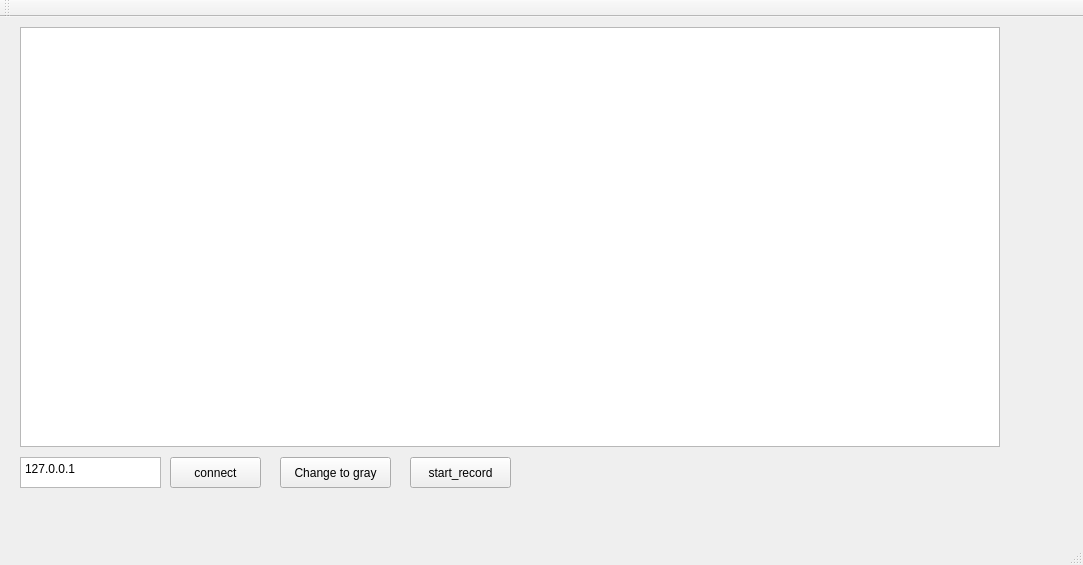
Qt form web_gui/qt-test/mainwindow.ui (dg-w36/C-UNIX2018-project) before a commit.
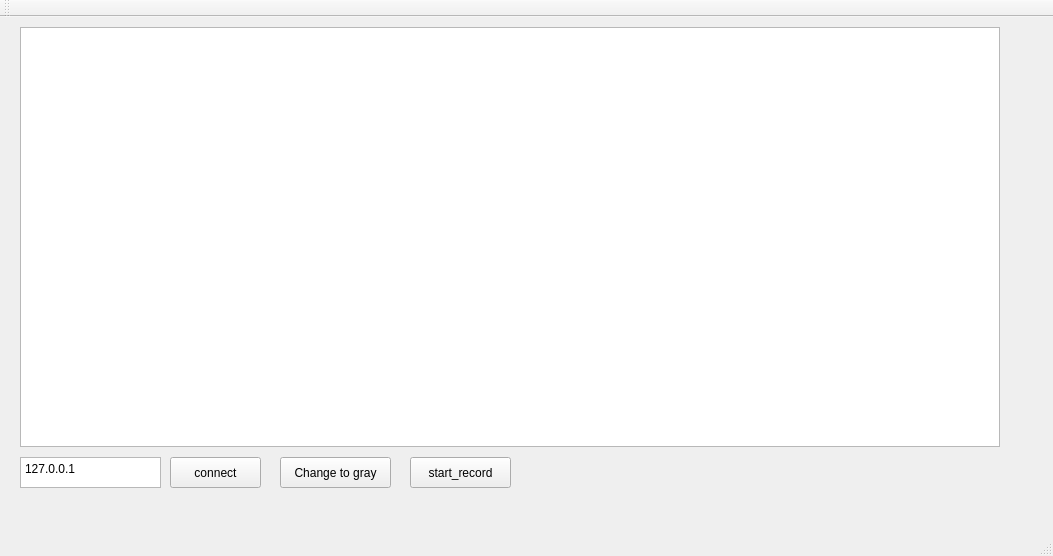
The same form after that commit.

Diff of the .ui file:
```diff
--- a/web_gui/qt-test/mainwindow.ui
+++ b/web_gui/qt-test/mainwindow.ui
@@ -6,8 +6,8 @@
    <rect>
     <x>0</x>
     <y>0</y>
-    <width>1083</width>
-    <height>565</height>
+    <width>1053</width>
+    <height>556</height>
    </rect>
   </property>
   <property name="windowTitle">
```
Left out of the diff: 15 changed lines with no effect on the pictures.
